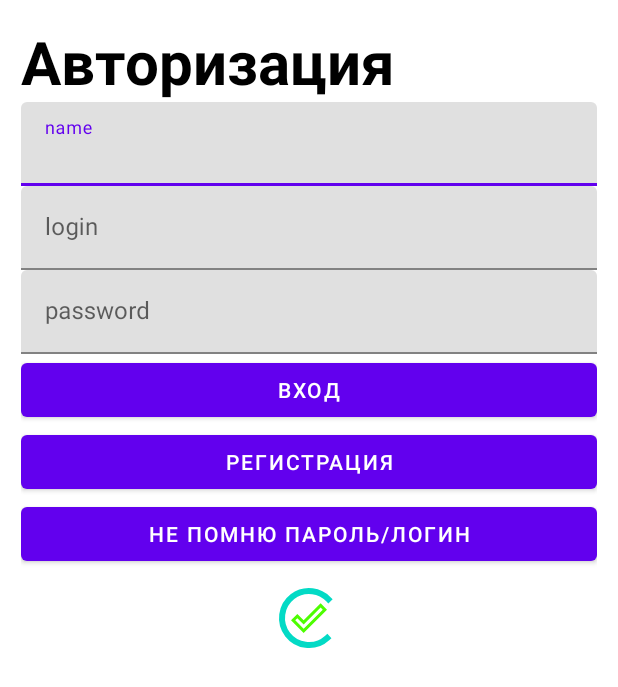
After one commit to SergeyMatyushkin/LoginApp, an Android app: the layout activity_login_profile.xml on its own in the app's theme, with its tools: preview values and no code run, on a phone screen of 412 x 824 dp. The commit adds this screen. Shown: the top 687 px of the screen. Run offline under Robolectric (Android 15) with nearby library versions, the phone set to English and light mode, and no system bars.

Commit message:
Макет приложения на MVP

```diff
--- a/app/build.gradle
+++ b/app/build.gradle
@@ -29,6 +29,9 @@ android {
     kotlinOptions {
         jvmTarget = '1.8'
     }
+    buildFeatures {
+        viewBinding true
+    }
 }
 
 dependencies {
--- a/app/src/main/AndroidManifest.xml
+++ b/app/src/main/AndroidManifest.xml
@@ -10,7 +10,7 @@
         android:supportsRtl="true"
         android:theme="@style/Theme.LoginApp">
         <activity
-            android:name=".MainActivity"
+            android:name=".ui.profile.UserProfileActivity"
             android:exported="true">
             <intent-filter>
                 <action android:name="android.intent.action.MAIN" />
--- /dev/null
+++ b/app/src/main/res/drawable/ic_baseline_done_outline_24.xml
@@ -0,0 +1,5 @@
+<vector android:height="24dp" android:tint="#4DFD01"
+    android:viewportHeight="24" android:viewportWidth="24"
+    android:width="24dp" xmlns:android="http://schemas.android.com/apk/res/android">
+    <path android:fillColor="@android:color/white" android:pathData="M19.77,5.03l1.4,1.4L8.43,19.17l-5.6,-5.6 1.4,-1.4 4.2,4.2L19.77,5.03m0,-2.83L8.43,13.54l-4.2,-4.2L0,13.57 8.43,22 24,6.43 19.77,2.2z"/>
+</vector>
--- /dev/null
+++ b/app/src/main/res/layout/activity_login_profile.xml
@@ -0,0 +1,103 @@
+<?xml version="1.0" encoding="utf-8"?>
+<FrameLayout xmlns:android="http://schemas.android.com/apk/res/android"
+    xmlns:app="http://schemas.android.com/apk/res-auto"
+    xmlns:tools="http://schemas.android.com/tools"
+    android:layout_width="match_parent"
+    android:layout_height="match_parent"
+    tools:context=".ui.profile.UserProfileActivity">
+
+    <ProgressBar
+        android:id="@+id/progress_view"
+        android:layout_width="wrap_content"
+        android:layout_height="wrap_content"
+        android:layout_gravity="center"
+        android:visibility="gone"
+        tools:visibility="visible" />
+
+    <androidx.appcompat.widget.AppCompatImageView
+        android:id="@+id/success_image_view"
+        android:layout_width="wrap_content"
+        android:layout_height="wrap_content"
+        android:layout_gravity="center"
+        android:visibility="gone"
+        app:srcCompat="@drawable/ic_baseline_done_outline_24"
+        tools:visibility="visible" />
+
+
+    <LinearLayout
+        android:id="@+id/content_layout"
+        android:layout_width="match_parent"
+        android:layout_height="match_parent"
+        android:layout_margin="@dimen/layout_margin"
+        android:orientation="vertical">
+
+        <TextView
+            android:id="@+id/title_text_view"
+            android:layout_width="match_parent"
+            android:layout_height="wrap_content"
+            android:text="@string/text_name_app"
+            android:textColor="@color/black"
+            android:textSize="@dimen/text_size_name_app"
+            android:textStyle="bold" />
+
+        <com.google.android.material.textfield.TextInputLayout
+            android:layout_width="match_parent"
+            android:layout_height="wrap_content">
+
+            <com.google.android.material.textfield.TextInputEditText
+                android:id="@+id/name_edit_text"
+                android:layout_width="match_parent"
+                android:layout_height="wrap_content"
+                android:hint="@string/text_one_for_authorization"
+                android:inputType="text" />
+        </com.google.android.material.textfield.TextInputLayout>
+
+
+        <com.google.android.material.textfield.TextInputLayout
+            android:layout_width="match_parent"
+            android:layout_height="wrap_content">
+
+            <com.google.android.material.textfield.TextInputEditText
+                android:id="@+id/login_edit_text"
+                android:layout_width="match_parent"
+                android:layout_height="wrap_content"
+                android:hint="@string/text_two_for_authorization"
+                android:inputType="text" />
+        </com.google.android.material.textfield.TextInputLayout>
+
+
+        <com.google.android.material.textfield.TextInputLayout
+            android:layout_width="match_parent"
+            android:layout_height="wrap_content">
+
+            <com.google.android.material.textfield.TextInputEditText
+                android:id="@+id/password_edit_text"
+                android:layout_width="match_parent"
+                android:layout_height="wrap_content"
+                android:hint="@string/text_three_for_authorization"
+                android:inputType="numberPassword" />
+        </com.google.android.material.textfield.TextInputLayout>
+
+        <com.google.android.material.button.MaterialButton
+            android:id="@+id/enter_button"
+            android:layout_width="match_parent"
+            android:layout_height="wrap_content"
+            android:text="@string/text_button_enter" />
+
+
+        <com.google.android.material.button.MaterialButton
+            android:id="@+id/registration_button"
+            android:layout_width="match_parent"
+            android:layout_height="wrap_content"
+            android:text="@string/text_button_registration" />
+
+
+        <com.google.android.material.button.MaterialButton
+            android:id="@+id/recovery_button"
+            android:layout_width="match_parent"
+            android:layout_height="wrap_content"
+            android:text="@string/text_button_recovery" />
+    </LinearLayout>
+
+
+</FrameLayout>
--- /dev/null
+++ b/app/src/main/res/values/dimens.xml
@@ -0,0 +1,5 @@
+<?xml version="1.0" encoding="utf-8"?>
+<resources>
+    <dimen name="layout_margin">14dp</dimen>
+    <dimen name="text_size_name_app">40dp</dimen>
+</resources>
--- a/app/src/main/res/values/strings.xml
+++ b/app/src/main/res/values/strings.xml
@@ -1,3 +1,10 @@
 <resources>
     <string name="app_name">LoginApp</string>
+    <string name="text_name_app">Авторизация</string>
+    <string name="text_one_for_authorization">name</string>
+    <string name="text_two_for_authorization">login</string>
+    <string name="text_three_for_authorization">password</string>
+    <string name="text_button_enter">Вход</string>
+    <string name="text_button_registration">Регистрация</string>
+    <string name="text_button_recovery">Не помню пароль/логин</string>
 </resources>
```
Also changed, not shown: app/src/main/java/com/example/loginapp/MainActivity.kt (deleted, +0 -11 lines), app/src/main/java/com/example/loginapp/domain/Entities.kt (added, +15 -0 lines), app/src/main/java/com/example/loginapp/ui/profile/Contract.kt (added, +30 -0 lines), app/src/main/java/com/example/loginapp/ui/profile/UserProfilePresenter.kt (added, +49 -0 lines), app/src/main/res/layout/activity_main.xml (deleted, +0 -18 lines).
